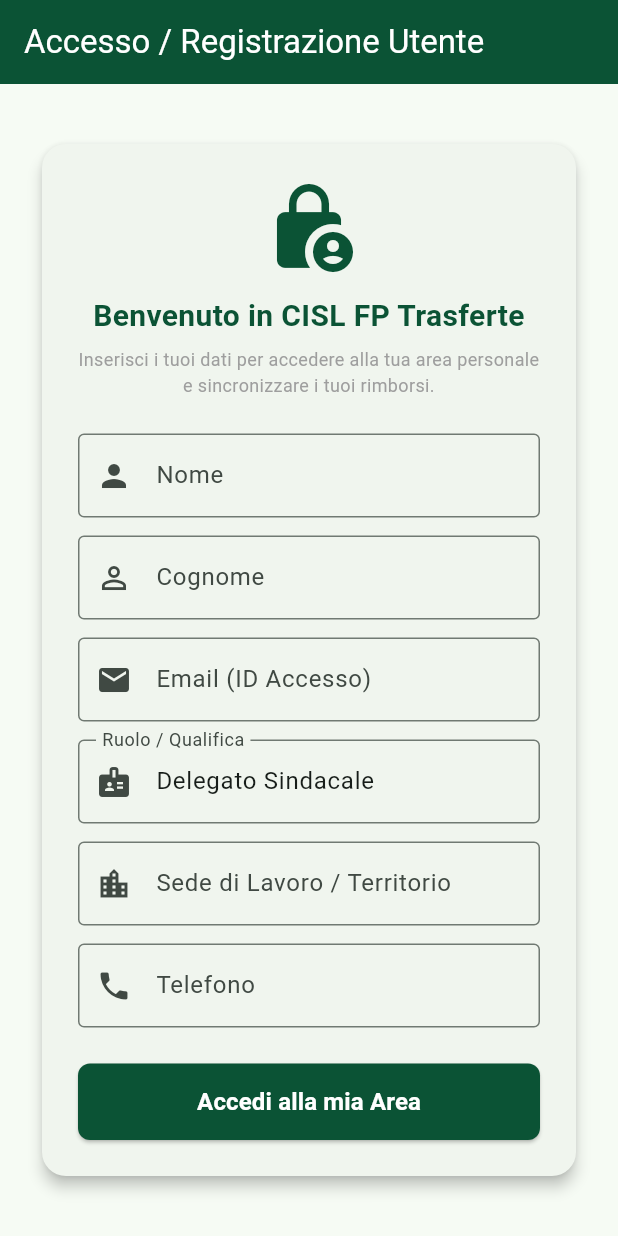
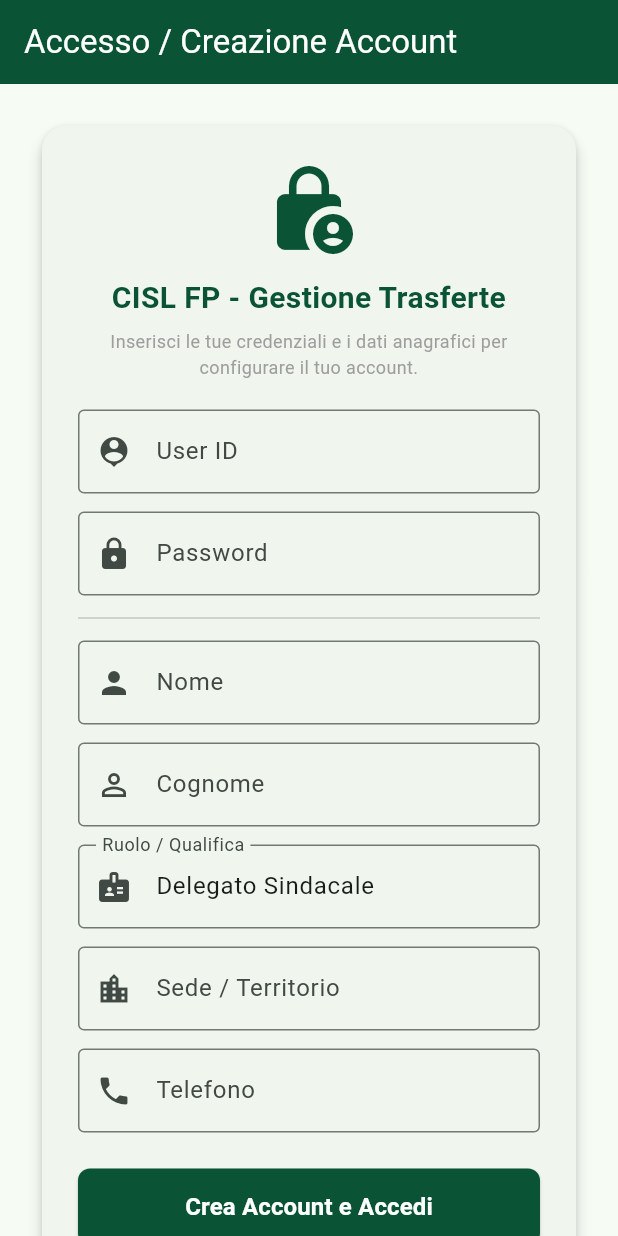
Before and after one commit to aib-ticino-app/gestionale-trasferte-cisl, a Flutter app: the screen it shows after launch, on a phone screen of 412 x 824 dp. Run offline on Flutter 3.47's test engine with Material 3 defaults, Android fonts, the light colour scheme and no system bars; our stand-ins replace pdf, printing.

Commit message:
Aggiunto login con userID e password, tendina veicoli in memoria e logout

```diff
--- a/lib/main.dart
+++ b/lib/main.dart
@@ -43,20 +43,20 @@
 }
 
 class ProfiloUtente {
+  final String userId;
   final String nome;
   final String cognome;
   final String ruolo;
   final String sede;
   final String telefono;
-  final String email;
 
   ProfiloUtente({
+    required this.userId,
     required this.nome,
     required this.cognome,
     required this.ruolo,
     required this.sede,
     required this.telefono,
-    required this.email,
   });
 }
 
@@ -77,22 +77,23 @@
 
 class _SchermataAutenticazionePageState extends State<SchermataAutenticazionePage> {
   final _formKey = GlobalKey<FormState>();
+  final TextEditingController _userIdController = TextEditingController();
+  final TextEditingController _passwordController = TextEditingController();
   final TextEditingController _nomeController = TextEditingController();
   final TextEditingController _cognomeController = TextEditingController();
   final TextEditingController _ruoloController = TextEditingController(text: 'Delegato Sindacale');
   final TextEditingController _sedeController = TextEditingController();
   final TextEditingController _telefonoController = TextEditingController();
-  final TextEditingController _emailController = TextEditingController();
 
   void _registraAccedi() {
     if (_formKey.currentState!.validate()) {
       ProfiloUtente utente = ProfiloUtente(
+        userId: _userIdController.text.trim(),
         nome: _nomeController.text.trim(),
         cognome: _cognomeController.text.trim(),
         ruolo: _ruoloController.text.trim(),
         sede: _sedeController.text.trim(),
         telefono: _telefonoController.text.trim(),
-        email: _emailController.text.trim(),
       );
 
       Navigator.pushReplacement(
@@ -108,7 +109,7 @@
 
     return Scaffold(
       appBar: AppBar(
-        title: const Text('Accesso / Registrazione Utente', style: TextStyle(color: Colors.white)),
+        title: const Text('Accesso / Creazione Account', style: TextStyle(color: Colors.white)),
         backgroundColor: cislGreen,
       ),
       body: Center(
@@ -130,17 +131,30 @@
                       const Icon(Icons.lock_person, size: 64, color: cislGreen),
                       const SizedBox(height: 12),
                       const Text(
-                        'Benvenuto in CISL FP Trasferte',
+                        'CISL FP - Gestione Trasferte',
                         style: TextStyle(fontSize: 20, fontWeight: FontWeight.bold, color: cislGreen),
                         textAlign: TextAlign.center,
                       ),
                       const SizedBox(height: 6),
                       const Text(
-                        'Inserisci i tuoi dati per accedere alla tua area personale e sincronizzare i tuoi rimborsi.',
+                        'Inserisci le tue credenziali e i dati anagrafici per configurare il tuo account.',
                         style: TextStyle(fontSize: 12, color: Colors.grey),
                         textAlign: TextAlign.center,
                       ),
-                      const SizedBox(height: 24),
+                      const SizedBox(height: 20),
+                      TextFormField(
+                        controller: _userIdController,
+                        decoration: const InputDecoration(labelText: 'User ID', border: OutlineInputBorder(), prefixIcon: Icon(Icons.person_pin)),
+                        validator: (value) => value == null || value.isEmpty ? 'Inserisci un User ID' : null,
+                      ),
+                      const SizedBox(height: 12),
+                      TextFormField(
+                        controller: _passwordController,
+                        obscureText: true,
+                        decoration: const InputDecoration(labelText: 'Password', border: OutlineInputBorder(), prefixIcon: Icon(Icons.lock)),
+                        validator: (value) => value == null || value.length < 4 ? 'La password deve avere almeno 4 caratteri' : null,
+                      ),
+                      const Divider(height: 30),
                       TextFormField(
                         controller: _nomeController,
                         decoration: const InputDecoration(labelText: 'Nome', border: OutlineInputBorder(), prefixIcon: Icon(Icons.person)),
@@ -154,13 +168,6 @@
                       ),
                       const SizedBox(height: 12),
                       TextFormField(
-                        controller: _emailController,
-                        keyboardType: TextInputType.emailAddress,
-                        decoration: const InputDecoration(labelText: 'Email (ID Accesso)', border: OutlineInputBorder(), prefixIcon: Icon(Icons.email)),
-                        validator: (value) => value == null || !value.contains('@') ? 'Inserisci un indirizzo email valido' : null,
-                      ),
-                      const SizedBox(height: 12),
-                      TextFormField(
                         controller: _ruoloController,
                         decoration: const InputDecoration(labelText: 'Ruolo / Qualifica', border: OutlineInputBorder(), prefixIcon: Icon(Icons.badge)),
                         validator: (value) => value == null || value.isEmpty ? 'Inserisci il ruolo' : null,
@@ -168,7 +175,7 @@
                       const SizedBox(height: 12),
                       TextFormField(
                         controller: _sedeController,
-                        decoration: const InputDecoration(labelText: 'Sede di Lavoro / Territorio', border: OutlineInputBorder(), prefixIcon: Icon(Icons.location_city)),
+                        decoration: const InputDecoration(labelText: 'Sede / Territorio', border: OutlineInputBorder(), prefixIcon: Icon(Icons.location_city)),
                         validator: (value) => value == null || value.isEmpty ? 'Inserisci la sede' : null,
                       ),
                       const SizedBox(height: 12),
@@ -187,7 +194,7 @@
                           shape: RoundedRectangleBorder(borderRadius: BorderRadius.circular(8)),
                         ),
                         onPressed: _registraAccedi,
-                        child: const Text('Accedi alla mia Area', style: TextStyle(fontSize: 16, fontWeight: FontWeight.bold)),
+                        child: const Text('Crea Account e Accedi', style: TextStyle(fontSize: 16, fontWeight: FontWeight.bold)),
                       ),
                     ],
                   ),
@@ -275,6 +282,7 @@
   String _alimentazioneSelezionata = 'Gasolio (Diesel)';
   double _costoAciKm = 0.45;
 
+  // Parco Auto in Memoria (fino a 4)
   final List<Autoveicolo> _parcoAuto = [];
 
   List<TrattaViaggio> _tratte = [TrattaViaggio()];
@@ -363,7 +371,6 @@
 
   void _eliminaRegistrazioneGiorno(DateTime data) {
     setState(() {
-      // CORRETTO: accesso tramite g.data.year, g.data.month, g.data.day
       _archivioGiornate.removeWhere((g) => g.data.year == data.year && g.data.month == data.month && g.data.day == data.day);
       _caricaDatiGiorno(data);
     });
@@ -424,32 +431,14 @@
                               dense: true,
                               title: Text('${auto.modello} (${auto.targa})', style: const TextStyle(fontWeight: FontWeight.bold)),
                               subtitle: Text('Alimentazione: ${auto.alimentazione}'),
-                              trailing: Row(
-                                mainAxisSize: MainAxisSize.min,
-                                children: [
-                                  IconButton(
-                                    icon: const Icon(Icons.check_circle, color: Color(0xFF0B5335), size: 20),
-                                    tooltip: 'Usa questo veicolo',
-                                    onPressed: () {
-                                      setState(() {
-                                        _modelloAutoController.text = auto.modello;
-                                        _targaController.text = auto.targa;
-                                        _alimentazioneSelezionata = auto.alimentazione;
-                                        _aggiornaCostoAci(auto.alimentazione);
-                                      });
-                                      Navigator.pop(context);
-                                    },
-                                  ),
-                                  IconButton(
+                              trailing: IconButton(
                                 icon: const Icon(Icons.delete, color: Colors.red, size: 20),
-                                    tooltip: 'Elimina veicolo',
                                 onPressed: () {
                                   setDialogState(() {
                                     _parcoAuto.removeAt(index);
                                   });
+                                  setState(() {});
                                 },
-                                  ),
-                                ],
                               ),
                             );
                           },
@@ -488,13 +477,14 @@
                               modCtrl.clear();
                               targCtrl.clear();
                             });
+                            setState(() {});
                           }
                         },
                         icon: const Icon(Icons.add, size: 16),
                         label: const Text('Salva in Memoria'),
                       ),
                     ] else
-                      const Text('Hai raggiunto il limite massimo di 4 veicoli.', style: TextStyle(color: Colors.red, fontSize: 12, fontWeight: FontWeight.bold)),
+                      const Text('Raggiunto limite massimo di 4 veicoli.', style: TextStyle(color: Colors.red, fontSize: 12, fontWeight: FontWeight.bold)),
                   ],
                 ),
               ),
@@ -1055,6 +1045,18 @@
           ],
         ),
         backgroundColor: cislGreen,
+        actions: [
+          IconButton(
+            icon: const Icon(Icons.logout, color: Colors.white),
+            tooltip: 'Esci / Logout',
+            onPressed: () {
+              Navigator.pushReplacement(
+                context,
+                MaterialPageRoute(builder: (context) => const SchermataAutenticazionePage()),
+              );
+            },
+          ),
+        ],
       ),
       body: SingleChildScrollView(
         padding: const EdgeInsets.all(16.0),
@@ -1143,11 +1145,41 @@
                   style: OutlinedButton.styleFrom(foregroundColor: cislGreen, side: BorderSide(color: cislGreen)),
                   onPressed: _gestisciParcoAuto,
                   icon: const Icon(Icons.directions_car, size: 16),
-                  label: const Text('I Miei Veicoli'),
+                  label: const Text('Gestisci Veicoli'),
                 ),
               ],
             ),
             const SizedBox(height: 8),
+
+            // Menu a tendina per pescare rapidamente il veicolo salvato
+            if (_parcoAuto.isNotEmpty) ...[
+              DropdownButtonFormField<Autoveicolo>(
+                decoration: const InputDecoration(
+                  labelText: 'Seleziona veicolo da memoria',
+                  border: OutlineInputBorder(),
+                  prefixIcon: Icon(Icons.garage),
+                  isDense: true,
+                ),
+                items: _parcoAuto.map((auto) {
+                  return DropdownMenuItem<Autoveicolo>(
+                    value: auto,
+                    child: Text('${auto.modello} - ${auto.targa} (${auto.alimentazione})'),
+                  );
+                }).toList(),
+                onChanged: (Autoveicolo? selectedAuto) {
+                  if (selectedAuto != null) {
+                    setState(() {
+                      _modelloAutoController.text = selectedAuto.modello;
+                      _targaController.text = selectedAuto.targa;
+                      _alimentazioneSelezionata = selectedAuto.alimentazione;
+                      _aggiornaCostoAci(selectedAuto.alimentazione);
+                    });
+                  }
+                },
+              ),
+              const SizedBox(height: 10),
+            ],
+
             Row(
               children: [
                 Expanded(
```
Also changed, not shown: lib/custom_calendar_picker.dart (+1 -7 lines). Lines whose indentation alone changed are shown as unchanged.
